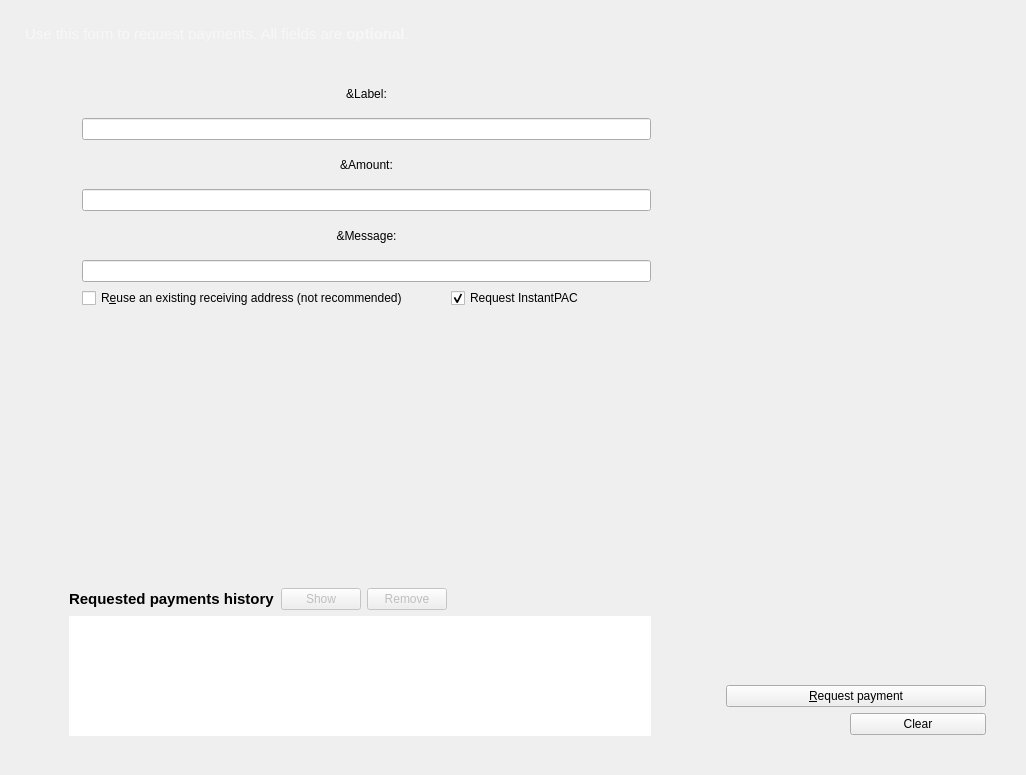
The window that src/qt/forms/receivecoinsdialog.ui (PACCommunity/PAC) describes before a commit, drawn with Qt 5.
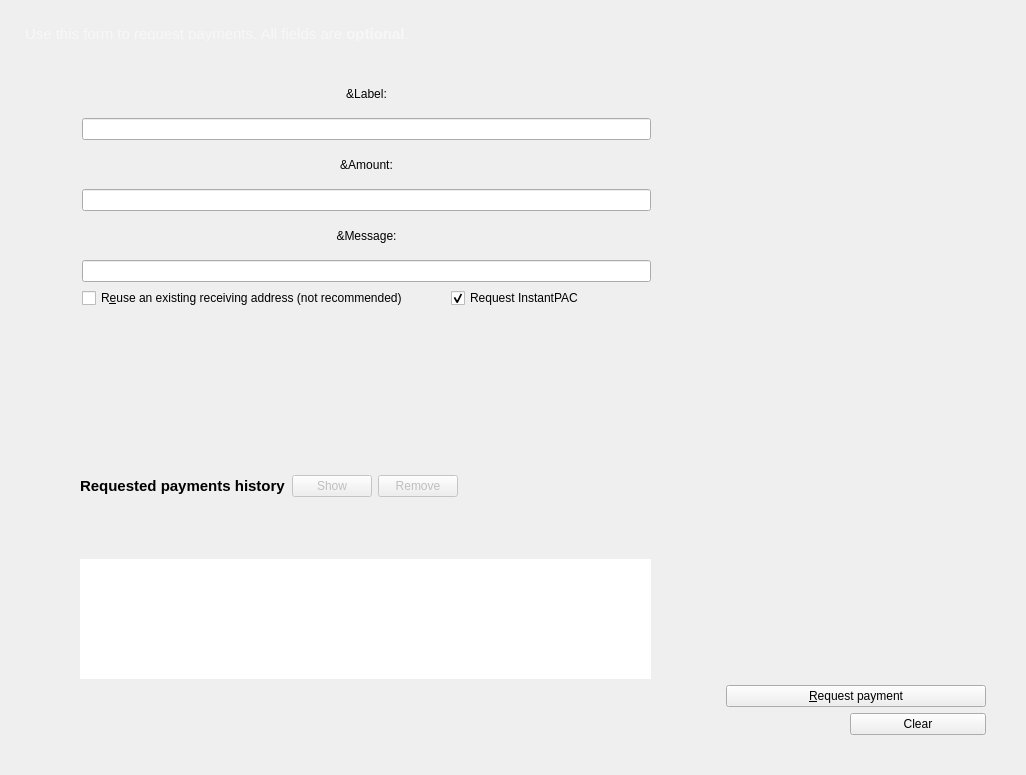
The same window after the commit. Custom widgets are drawn as their Qt base class.

Commit message: Table separations and overview layout test

```diff
--- a/src/qt/forms/receivecoinsdialog.ui
+++ b/src/qt/forms/receivecoinsdialog.ui
@@ -112,15 +112,21 @@
            <enum>QFrame::Raised</enum>
           </property>
           <layout class="QVBoxLayout" name="verticalLayout_2">
+           <property name="leftMargin">
+            <number>20</number>
+           </property>
            <item>
             <spacer name="verticalSpacer_3">
              <property name="orientation">
               <enum>Qt::Vertical</enum>
              </property>
+             <property name="sizeType">
+              <enum>QSizePolicy::Fixed</enum>
+             </property>
              <property name="sizeHint" stdset="0">
               <size>
                <width>20</width>
-               <height>40</height>
+               <height>1</height>
               </size>
              </property>
             </spacer>
```
The commit also changes 3 other files.
